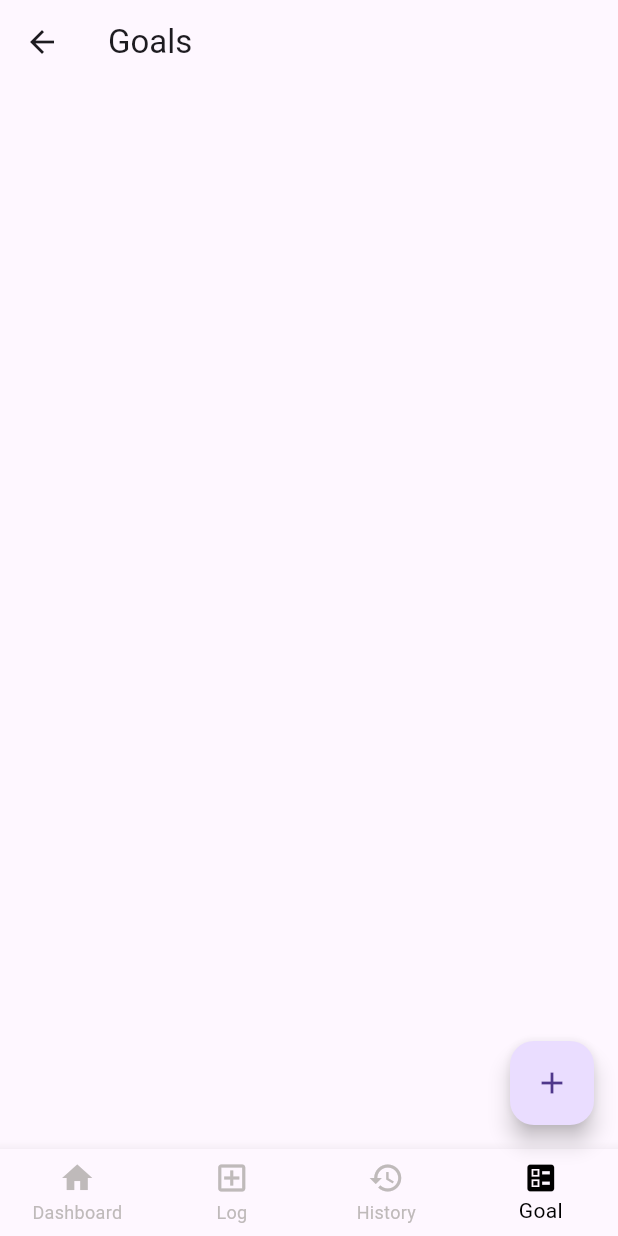
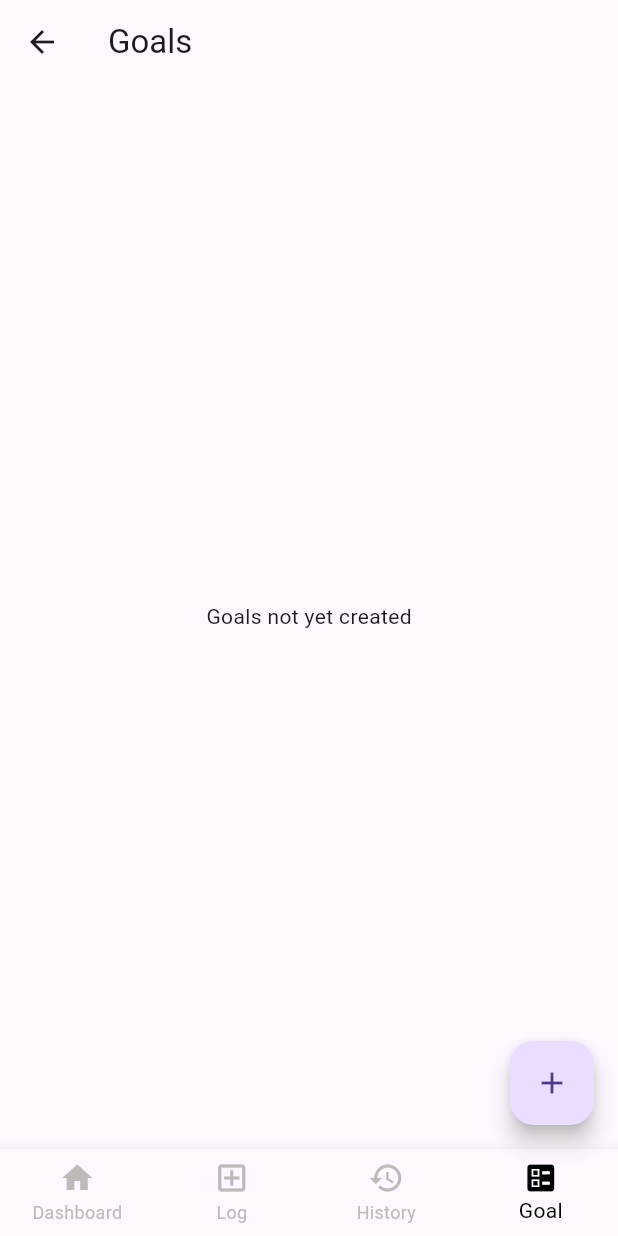
Before and after one commit to ShivahariRukesh/intern-projects, a Flutter app: the GoalScreen screen opened by its route, on a phone screen of 412 x 824 dp. Run offline on Flutter 3.47's test engine with Material 3 defaults, Android fonts, the light colour scheme and no system bars.

Commit message:
refactor: Change goal_screen body
Add wrapping widget to the existing container and conditionally rendere the widget based on the available goal lists

```diff
--- a/fitness_tracker_app/lib/screens/goal_screen.dart
+++ b/fitness_tracker_app/lib/screens/goal_screen.dart
@@ -1,5 +1,6 @@
 import 'package:fitness_tracker_app/models/goal_model.dart';
 import 'package:fitness_tracker_app/widgets/add_goal_bottom_sheet_widget.dart';
+import 'package:fitness_tracker_app/widgets/goal_list_widget.dart';
 import 'package:fitness_tracker_app/widgets/scaffold_widget.dart';
 import 'package:flutter/material.dart';
 
@@ -27,44 +28,9 @@ class _GoalScreenState extends State<GoalScreen> {
   Widget build(BuildContext context) {
     return ScaffoldWidget(
       title: "Goals",
-      body: Container(
-        padding: EdgeInsets.all(10),
-        child: GridView.builder(
-          gridDelegate:
-              SliverGridDelegateWithFixedCrossAxisCount(
-                crossAxisCount: 1,
-                childAspectRatio: 3,
-                mainAxisSpacing: 10,
-              ),
-          itemCount: _goalList.length,
-          itemBuilder: (context, index) {
-            return Container(
-              decoration: BoxDecoration(
-                border: Border.all(color: Colors.red),
-              ),
-              child: Column(
-                mainAxisAlignment:
-                    MainAxisAlignment.spaceAround,
-                children: [
-                  Row(
-                    mainAxisAlignment:
-                        MainAxisAlignment.spaceAround,
-                    children: [
-                      Text(_goalList[index].goalTitle),
-                      Text(_goalList[index].goalType.name),
-                      Text(
-                        _goalList[index].goalTarget
-                            .toString(),
-                      ),
-                    ],
-                  ),
-                  Text("Progress Bar"),
-                ],
-              ),
-            );
-          },
-        ),
-      ),
+      body: goalList.isNotEmpty
+          ? GoalListWidget(goalList: _goalList)
+          : Center(child: Text("Goals not yet created")),
 
       floatingActionButton: FloatingActionButton(
         onPressed: () => onGoalBottomSheet(context),
```
